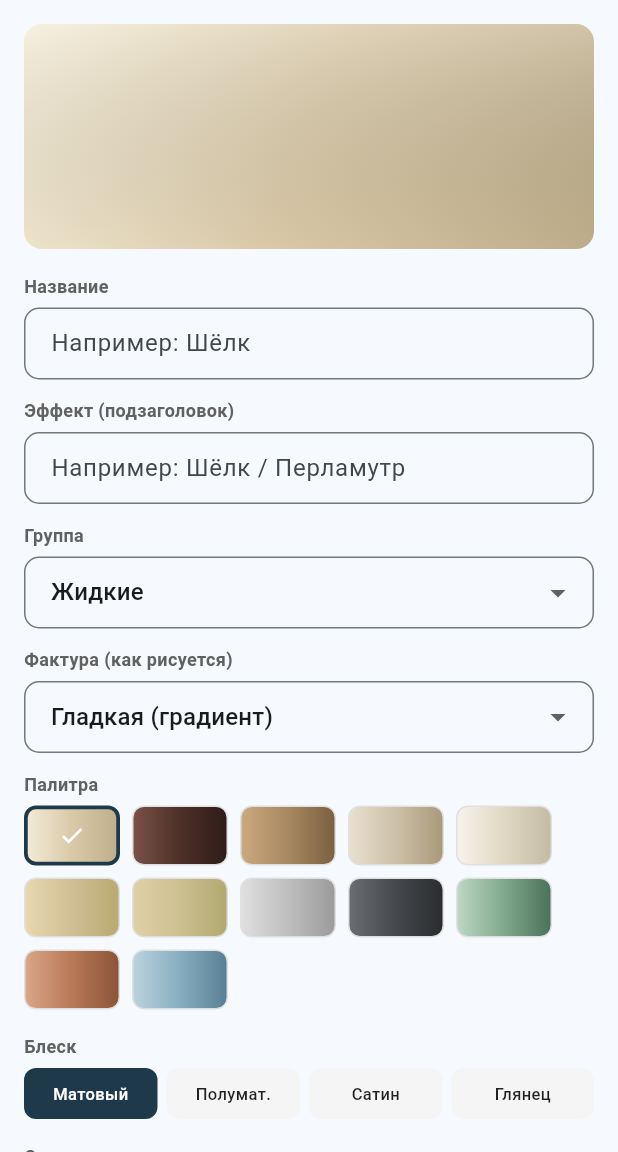
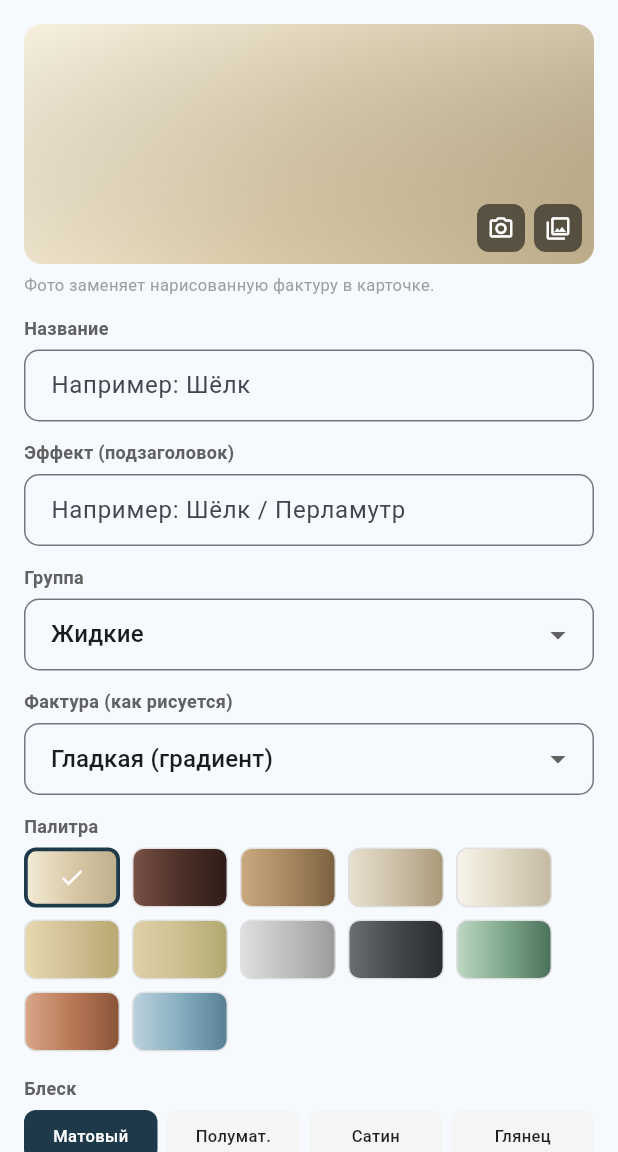
Before and after one commit to mikushi2222-droid/Decorator, a Flutter app: the SampleEditScreen screen opened directly, on a phone screen of 412 x 824 dp, the part 84-1236 px from its top. Run offline on Flutter 3.47's test engine with Material 3 defaults, Android fonts, the phone set to English and light mode, and no system bars; our stand-ins replace image_picker, pdf, printing, sqflite, sqflite_common_ffi; accounts and stored records are empty.

Commit message:
feat(галерея): загрузка фото в примеры покрытий
- image_picker: выбор из галереи или камеры прямо в редакторе
- Фото копируется в Documents/texture_images/ (постоянное хранение)
- В карточке и детальном листе: фото показывается вместо нарисованной фактуры
- Наложенные кнопки: 📷 камера, 🖼 галерея, 🗑 удалить фото
- DB v7: колонка image_path в texture_samples (миграция идемпотентна)
- Если фото не задано — отображается CustomPaint-фактура (как раньше)

https://claude.ai/code/session_01VeUtvqcTFzeWESmWpEWY7t

```diff
--- a/mobile/lib/screens/samples_screen.dart
+++ b/mobile/lib/screens/samples_screen.dart
@@ -1,6 +1,10 @@
 import 'dart:convert';
+import 'dart:io';
 import 'dart:math' as math;
 import 'package:flutter/material.dart';
+import 'package:image_picker/image_picker.dart';
+import 'package:path_provider/path_provider.dart';
+import 'package:path/path.dart' as p;
 import '../database.dart';
 
 // ─── Data model ───────────────────────────────────────────────────────────────
@@ -56,6 +60,7 @@ class TextureSample {
   final List<String> products;
   final TexturePattern pattern;
   final int sortOrder;
+  final String imagePath;
 
   const TextureSample({
     this.id,
@@ -70,6 +75,7 @@ class TextureSample {
     required this.products,
     required this.pattern,
     this.sortOrder = 0,
+    this.imagePath = '',
   });
 
   Map<String, Object?> toMap() => {
@@ -85,6 +91,7 @@ class TextureSample {
         'price_range': priceRange,
         'products': jsonEncode(products),
         'sort_order': sortOrder,
+        'image_path': imagePath,
       };
 
   factory TextureSample.fromMap(Map<String, Object?> m) {
@@ -109,6 +116,7 @@ class TextureSample {
       products:
           ((jsonDecode((m['products'] as String?) ?? '[]') as List).cast<String>()),
       sortOrder: (m['sort_order'] as int?) ?? 0,
+      imagePath: (m['image_path'] as String?) ?? '',
     );
   }
 
@@ -125,6 +133,7 @@ class TextureSample {
     List<String>? products,
     TexturePattern? pattern,
     int? sortOrder,
+    String? imagePath,
   }) =>
       TextureSample(
         id: id ?? this.id,
@@ -139,6 +148,7 @@ class TextureSample {
         products: products ?? this.products,
         pattern: pattern ?? this.pattern,
         sortOrder: sortOrder ?? this.sortOrder,
+        imagePath: imagePath ?? this.imagePath,
       );
 }
 
@@ -464,12 +474,15 @@ class _SampleCard extends StatelessWidget {
               // Texture preview (60% of card)
               Expanded(
                 flex: 6,
-                child: CustomPaint(
-                  painter: _TexturePainter(sample.pattern, sample.gradient),
-                  child: Align(
-                    alignment: Alignment.topRight,
+                child: Stack(
+                  fit: StackFit.expand,
+                  children: [
+                    _hasImage(sample)
+                        ? Image.file(File(sample.imagePath), fit: BoxFit.cover)
+                        : CustomPaint(painter: _TexturePainter(sample.pattern, sample.gradient)),
+                    Positioned(
+                      top: 8, right: 8,
                       child: Container(
-                      margin: const EdgeInsets.all(8),
                         padding: const EdgeInsets.symmetric(horizontal: 7, vertical: 3),
                         decoration: BoxDecoration(
                           color: sample.group.color.withOpacity(0.85),
@@ -479,6 +492,7 @@ class _SampleCard extends StatelessWidget {
                             style: const TextStyle(fontSize: 9, color: Colors.white, fontWeight: FontWeight.w600)),
                       ),
                     ),
+                  ],
                 ),
               ),
               // Info (40% of card)
@@ -521,6 +535,9 @@ class _SampleCard extends StatelessWidget {
     );
   }
 
+  bool _hasImage(TextureSample s) =>
+      s.imagePath.isNotEmpty && File(s.imagePath).existsSync();
+
   List<Widget> _sheenDots(int level) {
     return List.generate(3, (i) => Container(
           width: 6, height: 6,
@@ -555,6 +572,12 @@ class _DetailSheet extends StatelessWidget {
   final TextureSample sample;
   const _DetailSheet({required this.sample});
 
+  File? get _imageFile {
+    if (sample.imagePath.isEmpty) return null;
+    final f = File(sample.imagePath);
+    return f.existsSync() ? f : null;
+  }
+
   @override
   Widget build(BuildContext context) {
     return DraggableScrollableSheet(
@@ -582,7 +605,9 @@ class _DetailSheet extends StatelessWidget {
             // Large texture preview
             SizedBox(
               height: 220,
-              child: CustomPaint(painter: _TexturePainter(sample.pattern, sample.gradient)),
+              child: _imageFile != null
+                  ? Image.file(_imageFile!, fit: BoxFit.cover, width: double.infinity)
+                  : CustomPaint(painter: _TexturePainter(sample.pattern, sample.gradient)),
             ),
 
             Padding(
@@ -728,6 +753,7 @@ class _SampleEditScreenState extends State<SampleEditScreen> {
   late List<Color> _gradient;
   late int _sheen;
   late int _difficulty;
+  late String _imagePath;
   bool _saving = false;
 
   bool get _isEdit => widget.sample != null;
@@ -746,7 +772,23 @@ class _SampleEditScreenState extends State<SampleEditScreen> {
     _gradient = s?.gradient ?? _palettes.values.first;
     _sheen = s?.sheenLevel ?? 0;
     _difficulty = s?.difficulty ?? 1;
+    _imagePath = s?.imagePath ?? '';
   }
+
+  Future<void> _pickImage(ImageSource source) async {
+    final picker = ImagePicker();
+    final picked = await picker.pickImage(source: source, imageQuality: 85, maxWidth: 1200);
+    if (picked == null) return;
+    final dir = await getApplicationDocumentsDirectory();
+    final imgDir = Directory(p.join(dir.path, 'texture_images'));
+    await imgDir.create(recursive: true);
+    final fileName = 'texture_${DateTime.now().millisecondsSinceEpoch}.jpg';
+    final dest = p.join(imgDir.path, fileName);
+    await File(picked.path).copy(dest);
+    setState(() => _imagePath = dest);
+  }
+
+  void _removeImage() => setState(() => _imagePath = '');
 
   @override
   void dispose() {
@@ -788,6 +830,7 @@ class _SampleEditScreenState extends State<SampleEditScreen> {
       gradient: _gradient,
       sheenLevel: _sheen,
       difficulty: _difficulty,
+      imagePath: _imagePath,
     );
     final db = AppDatabase.instance;
     if (_isEdit && widget.sample!.id != null) {
@@ -816,16 +859,40 @@ class _SampleEditScreenState extends State<SampleEditScreen> {
       body: ListView(
         padding: const EdgeInsets.all(16),
         children: [
-          // Live preview
+          // Photo / live preview
           ClipRRect(
             borderRadius: BorderRadius.circular(12),
             child: SizedBox(
-              height: 150,
+              height: 160,
               width: double.infinity,
-              child: CustomPaint(painter: _TexturePainter(_pattern, _gradient)),
+              child: Stack(
+                fit: StackFit.expand,
+                children: [
+                  _imagePath.isNotEmpty && File(_imagePath).existsSync()
+                      ? Image.file(File(_imagePath), fit: BoxFit.cover)
+                      : CustomPaint(painter: _TexturePainter(_pattern, _gradient)),
+                  // Overlay buttons
+                  Positioned(
+                    bottom: 8, right: 8,
+                    child: Row(mainAxisSize: MainAxisSize.min, children: [
+                      if (_imagePath.isNotEmpty)
+                        _overlayBtn(Icons.delete_outline, Colors.red, _removeImage),
+                      const SizedBox(width: 6),
+                      _overlayBtn(Icons.camera_alt_outlined, Colors.white,
+                          () => _pickImage(ImageSource.camera)),
+                      const SizedBox(width: 6),
+                      _overlayBtn(Icons.photo_library_outlined, Colors.white,
+                          () => _pickImage(ImageSource.gallery)),
+                    ]),
+                  ),
+                ],
               ),
             ),
-          const SizedBox(height: 16),
+          ),
+          const SizedBox(height: 6),
+          Text('Фото заменяет нарисованную фактуру в карточке.',
+              style: TextStyle(fontSize: 11, color: Colors.grey.shade500)),
+          const SizedBox(height: 12),
 
           _label('Название'),
           TextFormField(controller: _nameC, decoration: const InputDecoration(hintText: 'Например: Шёлк')),
@@ -942,6 +1009,19 @@ class _SampleEditScreenState extends State<SampleEditScreen> {
     }
     return true;
   }
+
+  Widget _overlayBtn(IconData icon, Color color, VoidCallback onTap) =>
+      GestureDetector(
+        onTap: onTap,
+        child: Container(
+          padding: const EdgeInsets.all(7),
+          decoration: BoxDecoration(
+            color: Colors.black54,
+            borderRadius: BorderRadius.circular(8),
+          ),
+          child: Icon(icon, size: 18, color: color),
+        ),
+      );
 
   Widget _label(String text) => Padding(
         padding: const EdgeInsets.only(bottom: 6),
--- a/mobile/pubspec.yaml
+++ b/mobile/pubspec.yaml
@@ -19,6 +19,7 @@ dependencies:
   pdf: ^3.11.1
   printing: ^5.13.2
   sqlite3_flutter_libs: ^0.5.24
+  image_picker: ^1.1.2
 
 dev_dependencies:
   flutter_test:
```
Also changed, not shown: mobile/lib/database.dart (+9 -2 lines). Lines whose indentation alone changed are shown as unchanged.
